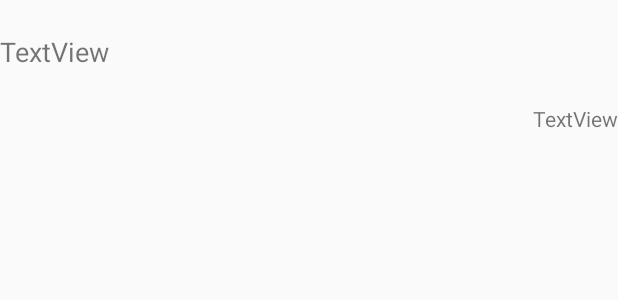
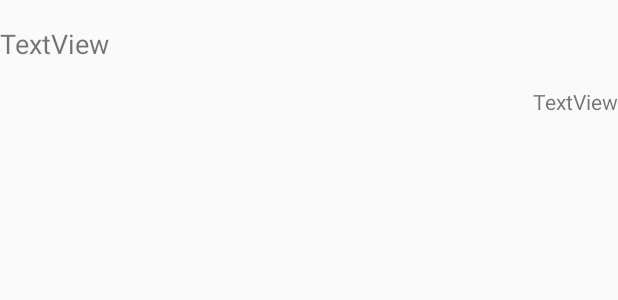
Before and after one commit to samderlust/ShopifyChallege, an Android app: the layout product_row.xml on its own in the app's theme, with its tools: preview values and no code run, on a phone screen of 412 x 824 dp. Shown: the top 300 px of the screen. Run offline under Robolectric (Android 15) with nearby library versions, the phone set to English and light mode, and no system bars.

Commit message:
fix product row

```diff
--- a/app/src/main/res/layout/activity_collection_detail.xml
+++ b/app/src/main/res/layout/activity_collection_detail.xml
@@ -26,10 +26,10 @@
             android:layout_marginBottom="8dp" app:layout_constraintBottom_toTopOf="@+id/detailProductList"
             android:background="@android:color/darker_gray" app:layout_constraintVertical_bias="0.058"/>
     <ListView
-            android:layout_width="395dp"
+            android:layout_width="399dp"
             android:layout_height="549dp"
             android:id="@+id/detailProductList"
-            android:layout_marginBottom="8dp"
+            android:layout_marginBottom="32dp"
             app:layout_constraintBottom_toBottomOf="parent"
             app:layout_constraintEnd_toEndOf="parent"
             android:layout_marginEnd="8dp" app:layout_constraintStart_toStartOf="parent"
--- a/app/src/main/res/layout/product_row.xml
+++ b/app/src/main/res/layout/product_row.xml
@@ -12,11 +12,11 @@
             android:layout_row="0"
             android:layout_gravity="fill"
             android:gravity="fill"
-            android:layout_height="69dp" android:id="@+id/productName" android:textSize="18sp"/>
+            android:layout_height="58dp" android:id="@+id/productName" android:textSize="18sp"/>
     <TextView
             android:text="TextView"
             android:layout_width="wrap_content"
             android:layout_gravity="right"
-            android:layout_height="wrap_content" android:id="@+id/productStock" android:layout_alignParentStart="true"
+            android:layout_height="29dp" android:id="@+id/productStock" android:layout_alignParentStart="true"
             android:layout_marginStart="69dp" android:layout_row="1" android:layout_column="0"/>
 </GridLayout>
```
